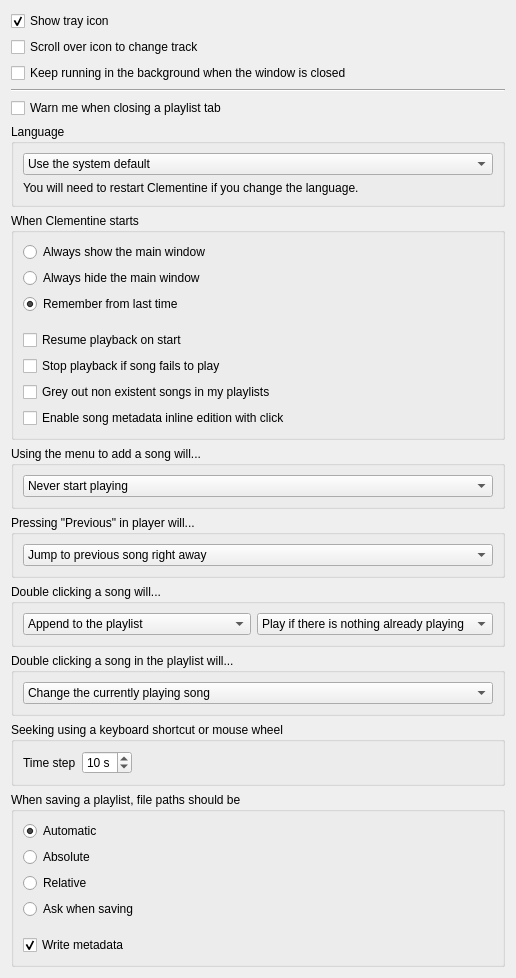
Qt form src/ui/behavioursettingspage.ui (clementine-player/Clementine) before a commit.
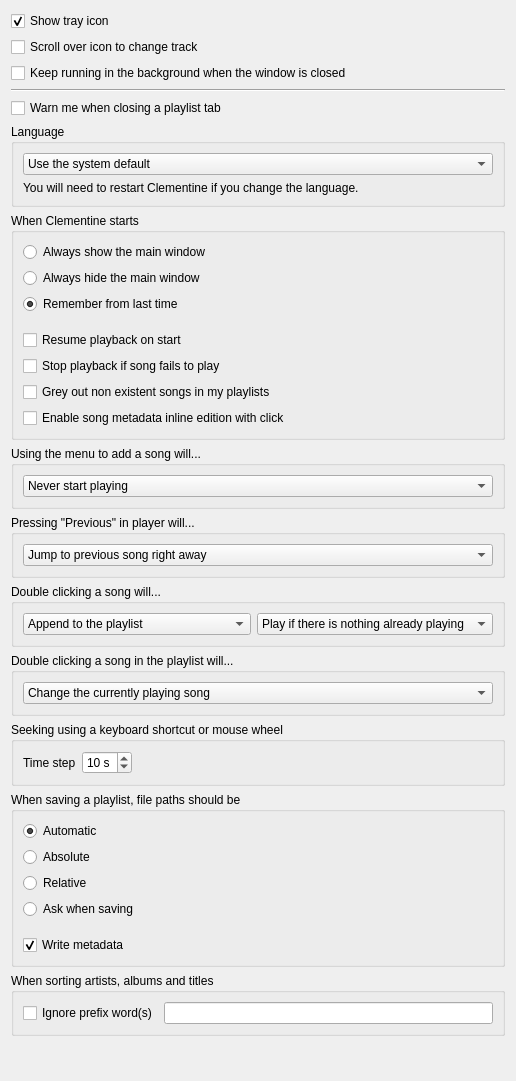
The same form after that commit.

Commit message:
Allow ignoring prefixes when sorting playlist
This introduces new configuration options which allow you to ignore
prefixes while sorting the playlist on album, artist and titles.
Prefixes are configurable, default are "a" and "the".

What changed in the file:
```diff
--- a/src/ui/behavioursettingspage.ui
+++ b/src/ui/behavioursettingspage.ui
@@ -7,7 +7,7 @@
     <x>0</x>
     <y>0</y>
     <width>516</width>
-    <height>792</height>
+    <height>1081</height>
    </rect>
   </property>
   <property name="windowTitle">
@@ -421,6 +421,29 @@
      </layout>
     </widget>
    </item>
+   <item>
+    <widget class="QGroupBox" name="groupBox_sort_ignore">
+     <property name="title">
+      <string>When sorting artists, albums and titles</string>
+     </property>
+     <layout class="QHBoxLayout" name="horizontalLayout">
+      <item>
+       <widget class="QCheckBox" name="sort_ignore_prefix">
+        <property name="text">
+         <string>Ignore prefix word(s)</string>
+        </property>
+       </widget>
+      </item>
+      <item>
+       <widget class="QLineEdit" name="sort_ignore_prefix_list">
+        <property name="toolTip">
+         <string>Comma seperated list of prefix words to ignore when sorting</string>
+        </property>
+       </widget>
+      </item>
+     </layout>
+    </widget>
+   </item>
    <item>
     <spacer name="verticalSpacer_2">
      <property name="orientation">
```
The commit also changes 3 other files.
